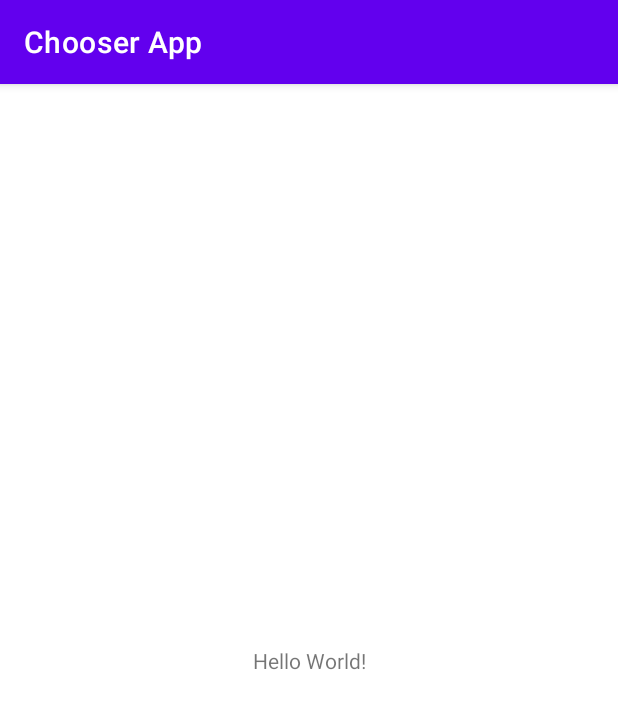
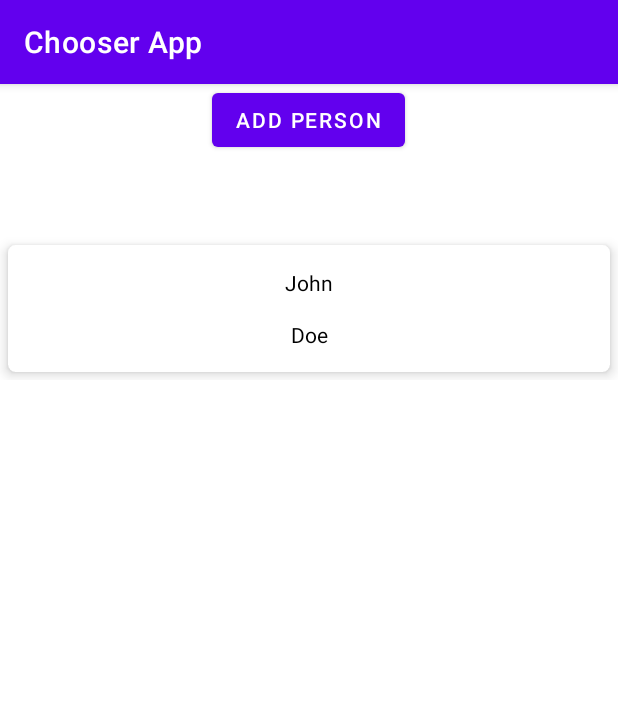
Before and after one commit to pjmpungu/ChooserApp, an Android app: the screen it shows after launch (MainActivity), on a phone screen of 412 x 824 dp. Shown: the top 709 px of the screen. Run offline under Robolectric (Android 15) with nearby library versions, the phone set to English and light mode, and no system bars.

Commit message:
created recycler view for people's names and activity to add new names

```diff
--- a/app/build.gradle
+++ b/app/build.gradle
@@ -33,6 +33,7 @@ dependencies {
     implementation 'androidx.appcompat:appcompat:1.3.0'
     implementation 'com.google.android.material:material:1.4.0'
     implementation 'androidx.constraintlayout:constraintlayout:2.0.4'
+    implementation 'androidx.legacy:legacy-support-v4:1.0.0'
     testImplementation 'junit:junit:4.+'
     androidTestImplementation 'androidx.test.ext:junit:1.1.3'
     androidTestImplementation 'androidx.test.espresso:espresso-core:3.4.0'
--- a/app/src/main/AndroidManifest.xml
+++ b/app/src/main/AndroidManifest.xml
@@ -9,6 +9,7 @@
         android:roundIcon="@mipmap/ic_launcher_round"
         android:supportsRtl="true"
         android:theme="@style/Theme.ChooserApp">
+        <activity android:name=".NewPersonActivity"></activity>
         <activity android:name=".MainActivity">
             <intent-filter>
                 <action android:name="android.intent.action.MAIN" />
--- a/app/src/main/java/com/jonathannalikka/chooserapp/MainActivity.java
+++ b/app/src/main/java/com/jonathannalikka/chooserapp/MainActivity.java
@@ -1,14 +1,72 @@
 package com.jonathannalikka.chooserapp;
 
 import androidx.appcompat.app.AppCompatActivity;
+import androidx.recyclerview.widget.LinearLayoutManager;
+import androidx.recyclerview.widget.RecyclerView;
 
+import android.content.Intent;
 import android.os.Bundle;
+import android.view.View;
+import android.widget.Button;
+import android.widget.TextView;
+import android.widget.Toast;
 
-public class MainActivity extends AppCompatActivity {
+import java.util.ArrayList;
 
+public class MainActivity extends AppCompatActivity implements PersonAdapter.ItemClicked {
+
+    //instance variables for ui components
+    Button btnAdd;
+    TextView tvTitle;
+    RecyclerView recyclerView;
+    RecyclerView.Adapter myAdapter;
+    RecyclerView.LayoutManager layoutManager;
+
+    ArrayList<Person> people;
     @Override
     protected void onCreate(Bundle savedInstanceState) {
         super.onCreate(savedInstanceState);
         setContentView(R.layout.activity_main);
+
+        //initialize ui instance variables
+
+        btnAdd = findViewById(R.id.btnAdd);
+        tvTitle = findViewById(R.id.tvTitle);
+        recyclerView = findViewById(R.id.list);
+
+        layoutManager = new LinearLayoutManager(this);
+
+        recyclerView.setLayoutManager(layoutManager);
+
+        //initialize array list which stores people
+
+        people = new ArrayList<Person>();
+        people.add(new Person());
+
+        //intialize array adapter
+
+        myAdapter = new PersonAdapter(MainActivity.this, people);
+
+        //set adapter for recylcer view
+
+        recyclerView.setAdapter(myAdapter);
+
+        //start to add new person when button is clicked
+
+        btnAdd.setOnClickListener(new View.OnClickListener() {
+            @Override
+            public void onClick(View v) {
+                Intent intent = new Intent(MainActivity.this, NewPersonActivity.class);
+                startActivity(intent);
+            }
+        });
+
     }
+
+
+    @Override
+    public void onItemClicked(int index) {
+        Toast.makeText(this, "Surname "+ people.get(index).getLname(), Toast.LENGTH_SHORT).show();
+    }
+
 }
--- /dev/null
+++ b/app/src/main/java/com/jonathannalikka/chooserapp/Person.java
@@ -0,0 +1,41 @@
+package com.jonathannalikka.chooserapp;
+
+public class Person {
+    //instance variables for first and last name
+
+    private String fname;
+    private String lname;
+
+    //constructor methods
+
+    public Person(){
+        this.fname = "John";
+        this.lname = "Doe";
+    }
+
+    public Person(String fname, String lname){
+
+        this.fname = fname;
+        this.lname = lname;
+
+    }
+
+    //getters and setters
+
+
+    public String getFname() {
+        return fname;
+    }
+
+    public void setFname(String fname) {
+        this.fname = fname;
+    }
+
+    public String getLname() {
+        return lname;
+    }
+
+    public void setLname(String lname) {
+        this.lname = lname;
+    }
+}
--- /dev/null
+++ b/app/src/main/java/com/jonathannalikka/chooserapp/PersonAdapter.java
@@ -0,0 +1,70 @@
+package com.jonathannalikka.chooserapp;
+
+import android.content.Context;
+import android.view.LayoutInflater;
+import android.view.View;
+import android.view.ViewGroup;
+import android.widget.ImageView;
+import android.widget.TextView;
+
+import androidx.annotation.NonNull;
+import androidx.recyclerview.widget.RecyclerView;
+
+import java.util.ArrayList;
+
+public class PersonAdapter extends RecyclerView.Adapter<PersonAdapter.ViewHolder>{
+
+    private ArrayList<Person> people;
+    ItemClicked activity;
+
+    public PersonAdapter(Context context, ArrayList<Person> list){
+        people=list;
+        activity = (ItemClicked) context;
+    }
+
+    public interface ItemClicked {
+        void onItemClicked(int index);
+    }
+
+    public class ViewHolder extends RecyclerView.ViewHolder{
+
+        TextView tvFName, tvLName;
+
+        public ViewHolder(@NonNull final View itemView) {
+            super(itemView);
+
+            tvFName = itemView.findViewById(R.id.tvFName);
+            tvLName = itemView.findViewById(R.id.tvLName);
+
+            itemView.setOnClickListener(new View.OnClickListener() {
+                @Override
+                public void onClick(View v) {
+                    activity.onItemClicked(people.indexOf((Person) itemView.getTag()));
+                }
+            });
+        }
+    }
+
+    @NonNull
+    @Override
+    public PersonAdapter.ViewHolder onCreateViewHolder(@NonNull ViewGroup parent, int viewType) {
+        View v = LayoutInflater.from(parent.getContext()).inflate(R.layout.list_item, parent, false);
+
+        return new ViewHolder(v);
+    }
+
+    @Override
+    public void onBindViewHolder(@NonNull PersonAdapter.ViewHolder holder, int position) {
+
+        holder.itemView.setTag(people.get(position));
+
+        holder.tvFName.setText(people.get(position).getFname());
+        holder.tvLName.setText(people.get(position).getLname());
+
+    }
+
+    @Override
+    public int getItemCount() {
+        return people.size();
+    }
+}
--- a/app/src/main/res/layout/activity_main.xml
+++ b/app/src/main/res/layout/activity_main.xml
@@ -1,18 +1,33 @@
 <?xml version="1.0" encoding="utf-8"?>
-<androidx.constraintlayout.widget.ConstraintLayout xmlns:android="http://schemas.android.com/apk/res/android"
+<LinearLayout xmlns:android="http://schemas.android.com/apk/res/android"
     xmlns:app="http://schemas.android.com/apk/res-auto"
     xmlns:tools="http://schemas.android.com/tools"
     android:layout_width="match_parent"
-    android:layout_height="match_parent"
+    android:layout_height="wrap_content"
+    android:orientation="vertical"
     tools:context=".MainActivity">
 
-    <TextView
+
+    <Button
+        android:id="@+id/btnAdd"
         android:layout_width="wrap_content"
         android:layout_height="wrap_content"
-        android:text="Hello World!"
-        app:layout_constraintBottom_toBottomOf="parent"
-        app:layout_constraintLeft_toLeftOf="parent"
-        app:layout_constraintRight_toRightOf="parent"
-        app:layout_constraintTop_toTopOf="parent" />
+        android:layout_gravity="center_horizontal"
+        android:layout_weight="1"
+        android:text="Add Person" />
 
-</androidx.constraintlayout.widget.ConstraintLayout>
+    <TextView
+        android:id="@+id/tvTitle"
+        android:layout_width="wrap_content"
+        android:layout_height="wrap_content"
+        android:layout_gravity="center_horizontal"
+        android:layout_weight="1"
+        android:textColor="@color/black"
+        android:textSize="40sp " />
+
+    <androidx.recyclerview.widget.RecyclerView
+        android:id="@+id/list"
+        android:layout_width="match_parent"
+        android:layout_height="match_parent"
+        android:layout_weight="1" />
+</LinearLayout>
--- /dev/null
+++ b/app/src/main/res/layout/list_item.xml
@@ -0,0 +1,49 @@
+<?xml version="1.0" encoding="utf-8"?>
+<LinearLayout
+    xmlns:android="http://schemas.android.com/apk/res/android"
+    xmlns:app="http://schemas.android.com/apk/res-auto"
+    android:layout_width="match_parent"
+    android:layout_height="wrap_content"
+    android:orientation="vertical">
+
+
+    <androidx.cardview.widget.CardView
+        android:layout_width="match_parent"
+        android:layout_height="match_parent"
+        android:layout_marginStart="5dp"
+        android:layout_marginLeft="5dp"
+        android:layout_marginTop="5dp"
+        android:layout_marginEnd="5dp"
+        android:layout_marginRight="5dp"
+        android:layout_marginBottom="5dp"
+        app:cardCornerRadius="5dp"
+        app:cardElevation="5dp">
+
+        <LinearLayout
+            android:layout_width="match_parent"
+            android:layout_height="match_parent"
+            android:orientation="vertical">
+
+            <TextView
+                android:id="@+id/tvFName"
+                android:layout_width="match_parent"
+                android:layout_height="wrap_content"
+                android:layout_marginTop="15dp"
+                android:gravity="center_horizontal"
+                android:text="TextView"
+                android:textColor="@color/black" />
+
+            <TextView
+                android:id="@+id/tvLName"
+                android:layout_width="match_parent"
+                android:layout_height="wrap_content"
+                android:layout_marginTop="15dp"
+                android:layout_marginBottom="15dp"
+                android:gravity="center_horizontal"
+                android:text="TextView"
+                android:textColor="@color/black" />
+
+        </LinearLayout>
+
+    </androidx.cardview.widget.CardView>
+</LinearLayout>
--- a/app/src/main/res/values/strings.xml
+++ b/app/src/main/res/values/strings.xml
@@ -1,3 +1,5 @@
 <resources>
     <string name="app_name">Chooser App</string>
+    <!-- TODO: Remove or change this placeholder text -->
+    <string name="hello_blank_fragment">Hello blank fragment</string>
 </resources>
```
Also changed, not shown: app/src/main/java/com/jonathannalikka/chooserapp/NewPersonActivity.java (added, +25 -0 lines), app/src/main/res/layout/activity_new_person.xml (added, +45 -0 lines).
